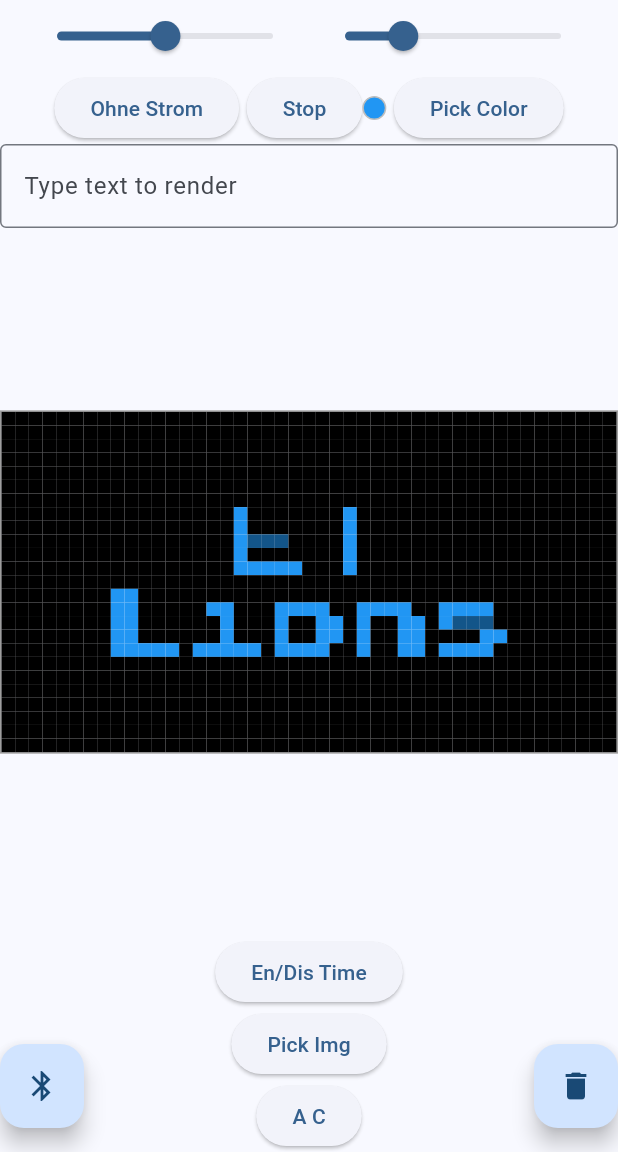
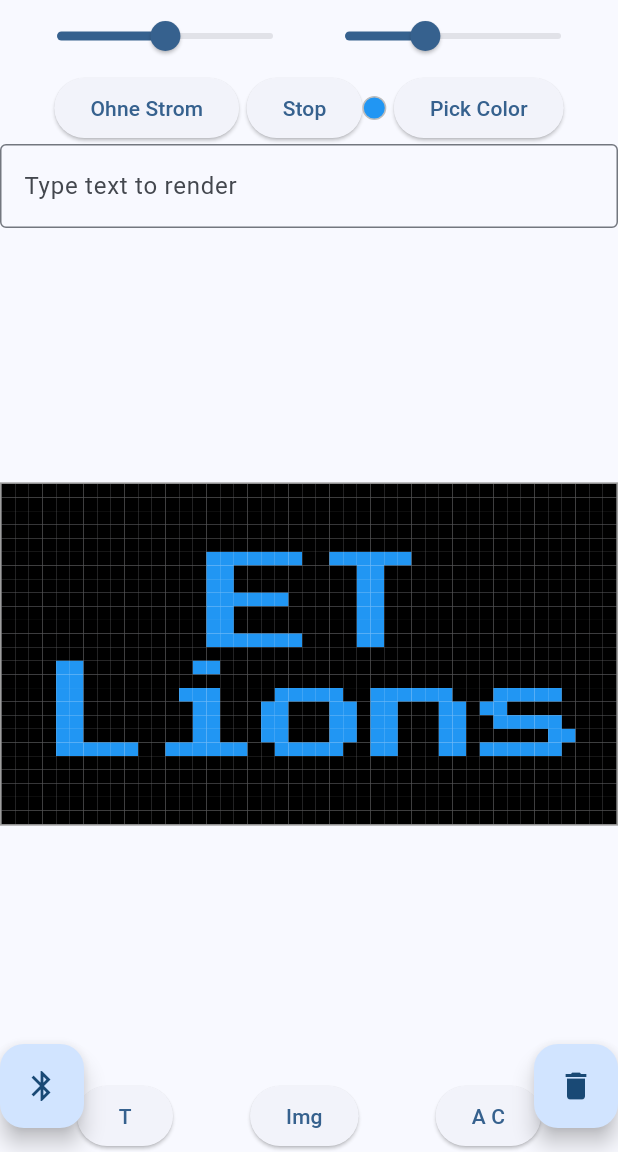
Before and after one commit to p3h3/unicup_display_app, a Flutter app: the screen it shows after launch, on a phone screen of 412 x 824 dp, the part 84-1236 px from its top. Run offline on Flutter 3.47's test engine with Material 3 defaults, Android fonts, the phone set to English and light mode, and no system bars; our stand-ins replace flutter_colorpicker, fluttertoast, image_picker, permission_handler; missing offline and left inert: flutter_reactive_ble.

```diff
--- a/lib/main.dart
+++ b/lib/main.dart
@@ -58,7 +58,7 @@ class MyHomePage extends StatefulWidget {
 class _MyHomePageState extends State<MyHomePage> {
   double _brightnessValue = 128;
 
-  double _pixelMapTextSize = 60;
+  double _pixelMapTextSize = 80;
 
   final flutterReactiveBle = FlutterReactiveBle();
 
@@ -423,28 +423,34 @@ Widget build(BuildContext context) {
               ),
             ),
           ),
-
+          Row(
+            mainAxisAlignment: MainAxisAlignment.spaceEvenly, // or start / center
+            children: [
               ElevatedButton(
                 onPressed: () {
                   setState(() {
                     timeEnabed = !timeEnabed;
                   });
                 },
-            child: const Text("En/Dis Time"),
+                child: const Text("T"),
               ),
               ElevatedButton(
                 onPressed: pickImage,
-            child: const Text("Pick Img"),
+                child: const Text("Img"),
               ),
               ElevatedButton(
                 onPressed: () {
                   Navigator.push(
                     context,
-                MaterialPageRoute(builder: (context) => const AnimationCreator()),
+                    MaterialPageRoute(
+                      builder: (context) => const AnimationCreator(),
+                    ),
                   );
                 },
                 child: const Text("A C"),
               ),
+            ],
+          )
         ],
       ),
     ),
```
Lines whose indentation alone changed are shown as unchanged.
